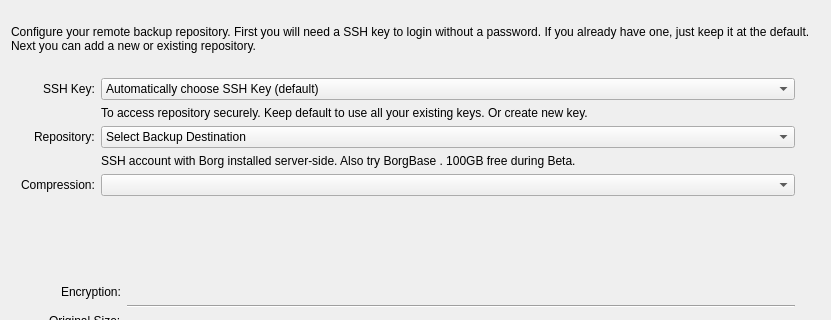
This is src/vorta/assets/UI/repotab.ui in borgbase/vorta as Qt 5 draws it before an edit; both pictures show x 0 to 831 and y 0 to 320 of the 831 by 461 pixel window. The edited form follows.
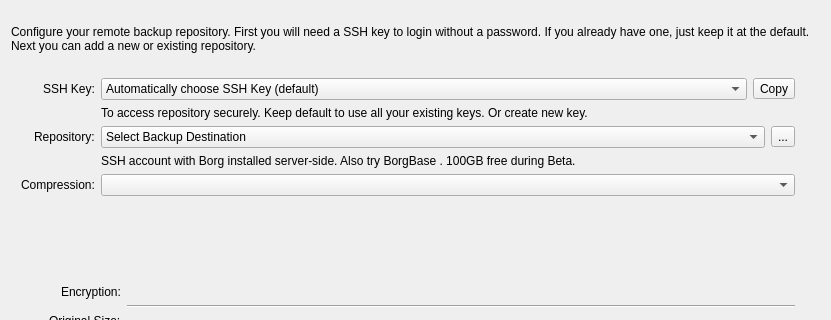
This is the edited form. Icons and pictures are not drawn.

Commit message: Readme and screencast update. Add stubs for SSH/repo editing.

```diff
--- a/src/vorta/assets/UI/repotab.ui
+++ b/src/vorta/assets/UI/repotab.ui
@@ -63,21 +63,6 @@
        </property>
       </widget>
      </item>
-     <item row="2" column="1">
-      <widget class="QComboBox" name="repoSelector">
-       <property name="sizePolicy">
-        <sizepolicy hsizetype="Expanding" vsizetype="Fixed">
-         <horstretch>1</horstretch>
-         <verstretch>0</verstretch>
-        </sizepolicy>
-       </property>
-       <item>
-        <property name="text">
-         <string>Select Backup Destination</string>
-        </property>
-       </item>
-      </widget>
-     </item>
      <item row="3" column="1">
       <widget class="QLabel" name="label_5">
        <property name="text">
@@ -105,20 +90,6 @@
        </property>
       </widget>
      </item>
-     <item row="0" column="1">
-      <widget class="QComboBox" name="sshComboBox">
-       <item>
-        <property name="text">
-         <string>Automatically choose SSH Key (default)</string>
-        </property>
-       </item>
-       <item>
-        <property name="text">
-         <string>Create New Key</string>
-        </property>
-       </item>
-      </widget>
-     </item>
      <item row="1" column="1">
       <widget class="QLabel" name="label_2">
        <property name="text">
@@ -126,6 +97,89 @@
        </property>
       </widget>
      </item>
+     <item row="0" column="1">
+      <layout class="QHBoxLayout" name="horizontalLayout">
+       <property name="topMargin">
+        <number>0</number>
+       </property>
+       <item>
+        <widget class="QComboBox" name="sshComboBox">
+         <item>
+          <property name="text">
+           <string>Automatically choose SSH Key (default)</string>
+          </property>
+         </item>
+         <item>
+          <property name="text">
+           <string>Create New Key</string>
+          </property>
+         </item>
+        </widget>
+       </item>
+       <item>
+        <widget class="QToolButton" name="sshKeyToClipboardButton">
+         <property name="toolTip">
+          <string>Copy public SSH key to clipboard.</string>
+         </property>
+         <property name="statusTip">
+          <string/>
+         </property>
+         <property name="text">
+          <string>Copy</string>
+         </property>
+         <property name="icon">
+          <iconset resource="../icons/collection.qrc">
+           <normaloff>:/icons/copy.svg</normaloff>:/icons/copy.svg</iconset>
+         </property>
+         <property name="checkable">
+          <bool>false</bool>
+         </property>
+         <property name="arrowType">
+          <enum>Qt::NoArrow</enum>
+         </property>
+        </widget>
+       </item>
+      </layout>
+     </item>
+     <item row="2" column="1">
+      <layout class="QHBoxLayout" name="horizontalLayout_2">
+       <property name="topMargin">
+        <number>0</number>
+       </property>
+       <item>
+        <widget class="QComboBox" name="repoSelector">
+         <property name="sizePolicy">
+          <sizepolicy hsizetype="Expanding" vsizetype="Fixed">
+           <horstretch>1</horstretch>
+           <verstretch>0</verstretch>
+          </sizepolicy>
+         </property>
+         <item>
+          <property name="text">
+           <string>Select Backup Destination</string>
+          </property>
+         </item>
+        </widget>
+       </item>
+       <item>
+        <widget class="QToolButton" name="repoRemoveToolbutton">
+         <property name="toolTip">
+          <string>Unlink Repository (This doesn't delete any data. You can always add a repo again later.)</string>
+         </property>
+         <property name="text">
+          <string>...</string>
+         </property>
+         <property name="icon">
+          <iconset resource="../icons/collection.qrc">
+           <normaloff>:/icons/unlink.svg</normaloff>:/icons/unlink.svg</iconset>
+         </property>
+         <property name="autoRaise">
+          <bool>false</bool>
+         </property>
+        </widget>
+       </item>
+      </layout>
+     </item>
     </layout>
    </item>
    <item>
```
Left out of the diff: 4 changed lines with no effect on the pictures. The commit also changes 9 other files.
